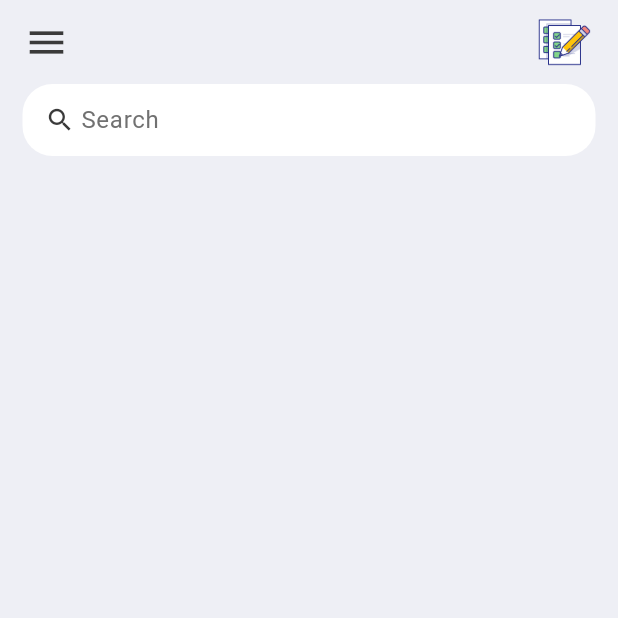
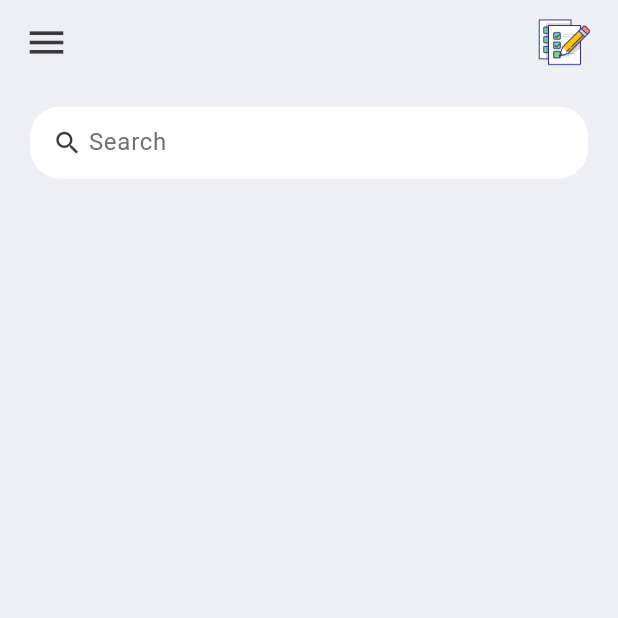
Before and after one commit to codeby-vikrant/Task-2-To-Do-List-App, a Flutter app: the screen it shows after launch, on a phone screen of 412 x 824 dp, the top half of it. Run offline on Flutter 3.47's test engine with Material 3 defaults, Android fonts, the phone set to English and light mode, and no system bars.

Commit message:
chnaged padding for search bar

```diff
--- a/lib/screens/home.dart
+++ b/lib/screens/home.dart
@@ -10,7 +10,7 @@ class HomeScreen extends StatelessWidget {
       backgroundColor: tdBGColor,
       appBar: _buildAppBar(),
       body: Container(
-          padding: const EdgeInsets.symmetric(horizontal: 15),
+          padding: const EdgeInsets.symmetric(horizontal: 20, vertical: 15),
           child: Column(
             children: [
               searchbox(),
```
